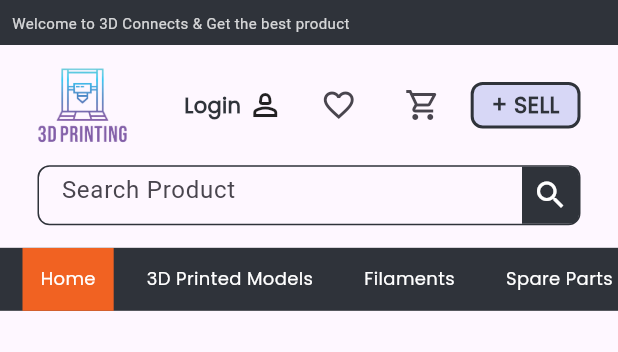
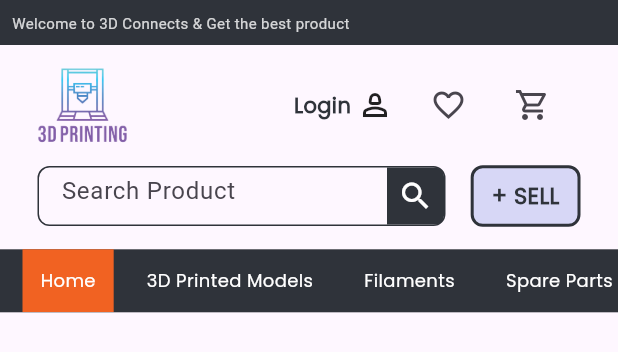
Before and after one commit to AiSense07/website, a Flutter app: the CommonAppbar widget shown alone on an empty page, opened directly, on a phone screen of 412 x 824 dp. Shown: the top 352 px of the screen. Run offline on Flutter 3.47's test engine with Material 2 defaults, Android fonts, the phone set to English and light mode, and no system bars; our stand-ins replace beamer, cached_network_image, carousel_slider, flutter_easyloading, fluttertoast, pin_code_fields and 2 more; missing offline and left inert: number_paginator, otp_timer_button; network calls fail.

Commit message:
first commit

```diff
--- a/lib/presentation/screen/home_screen.dart
+++ b/lib/presentation/screen/home_screen.dart
@@ -60,7 +60,8 @@ class _HomeScreenState extends State<HomeScreen> {
             )
           : const SizedBox(),
       backgroundColor: Colors.white,
-      body: ListView(
+      body: SafeArea(
+        child: ListView(
           controller: scroll,
           children: [
             const CommonAppbar(isShadow: false),
@@ -249,6 +250,7 @@ class _HomeScreenState extends State<HomeScreen> {
             const FooterBoard(false)
           ],
         ),
+      ),
     );
   }
 }
--- a/lib/presentation/screen/sign_up_modual/signup_screen.dart
+++ b/lib/presentation/screen/sign_up_modual/signup_screen.dart
@@ -52,6 +52,7 @@ class _SignUpScreenState extends State<SignUpScreen> {
             text: "Welcome to 3D Connect!",
             fontWeight: FontWeight.bold,
             fontFamily: "bold",
+            maxLine: 2,
             fontSize: 22,
             textAlign: TextAlign.center,
           ),
--- a/lib/presentation/widgets/appbar.dart
+++ b/lib/presentation/widgets/appbar.dart
@@ -52,13 +52,13 @@ class _CommonAppbarState extends State<CommonAppbar> {
         ),
         Padding(
           padding: const EdgeInsets.symmetric(vertical: 15, horizontal: 25),
-          child: size.width > 820
+          child: size.width > 830
               ? Row(
                   mainAxisAlignment: MainAxisAlignment.spaceBetween,
                   children: [
-                    if(size.width > 290)Image.asset(AppImage.logo, width: 80),
-                    searchTextField(400),
-                    loginBtn(() {},size),
+                    if (size.width > 290) Image.asset(AppImage.logo, width: 80),
+                    searchTextField(400,size),
+                    loginBtn(() {}, size),
                   ],
                 )
               : Column(
@@ -66,12 +66,12 @@ class _CommonAppbarState extends State<CommonAppbar> {
                     Row(
                       mainAxisAlignment: MainAxisAlignment.spaceBetween,
                       children: [
-                        if(size.width > 290)Image.asset(AppImage.logo, width: 60),
-                        loginBtn(() {},size),
+                        if (size.width > 290) Image.asset(AppImage.logo, width: 60),
+                        loginBtn(() {}, size),
                       ],
                     ),
                     const SizedBox(height: 15),
-                    searchTextField(size.width - 90),
+                    searchTextField(size.width - 180,size),
                   ],
                 ),
         ),
@@ -142,8 +142,11 @@ class _CommonAppbarState extends State<CommonAppbar> {
     );
   }
 
-  Widget searchTextField(double width) {
-    return Container(
+  Widget searchTextField(double width,Size size) {
+    return Row(
+      mainAxisAlignment: MainAxisAlignment.spaceBetween,
+      children: [
+        Container(
           height: 40,
           decoration: BoxDecoration(
             border: Border.all(color: AppColor.primary),
@@ -153,7 +156,7 @@ class _CommonAppbarState extends State<CommonAppbar> {
             children: [
               SizedBox(
                   width: width,
-              height: 50,
+                  height: 40,
                   child: TextField(
                     controller: controller,
                     onChanged: (value) {
@@ -191,10 +194,13 @@ class _CommonAppbarState extends State<CommonAppbar> {
               ),
             ],
           ),
+        ),
+        if(size.width < 830) sellBtn()
+      ],
     );
   }
 
-  Widget loginBtn(Function onTap,Size size) {
+  Widget loginBtn(Function onTap, Size size) {
     return Row(
       children: [
         InkWell(
@@ -243,10 +249,16 @@ class _CommonAppbarState extends State<CommonAppbar> {
         const SizedBox(width: 8),
         IconButton(onPressed: () {}, icon: const Icon(Icons.shopping_cart_outlined)),
         const SizedBox(width: 8),
-        if(size.width > 370)CustomInkWell(
+        if (size.width >= 830) sellBtn()
+      ],
+    );
+  }
+
+  Widget sellBtn() {
+    return CustomInkWell(
       onTap: () {},
       child: Container(
-            padding: const EdgeInsets.symmetric(horizontal: 12, vertical: 5),
+        padding: const EdgeInsets.symmetric(horizontal: 12, vertical: 10),
         decoration: BoxDecoration(
           borderRadius: BorderRadius.circular(8),
           border: Border.all(color: AppColor.primary, width: 2),
@@ -259,8 +271,6 @@ class _CommonAppbarState extends State<CommonAppbar> {
           fontWeight: FontWeight.bold,
         ),
       ),
-        )
-      ],
     );
   }
 }
--- a/pubspec.yaml
+++ b/pubspec.yaml
@@ -54,8 +54,10 @@ flutter:
       fonts:
         - asset: assets/fonts/400.ttf
 #        - asset: assets/fonts/500.ttf
+    - family: w600
+      fonts:
+        - asset: assets/fonts/600.ttf
     - family: bold
       fonts:
-#        - asset: assets/fonts/600.ttf
         - asset: assets/fonts/700.ttf
 #        - asset: assets/fonts/900.ttf
```
Also changed, not shown: lib/presentation/screen/product_screen/desc_widget.dart (+1 -10 lines), lib/presentation/screen/product_screen/product_screen.dart (+51 -46 lines), lib/presentation/screen/product_screen/widgtes/tech_container.dart (added, +48 -0 lines), 2 other files. Lines whose indentation alone changed are shown as unchanged.
